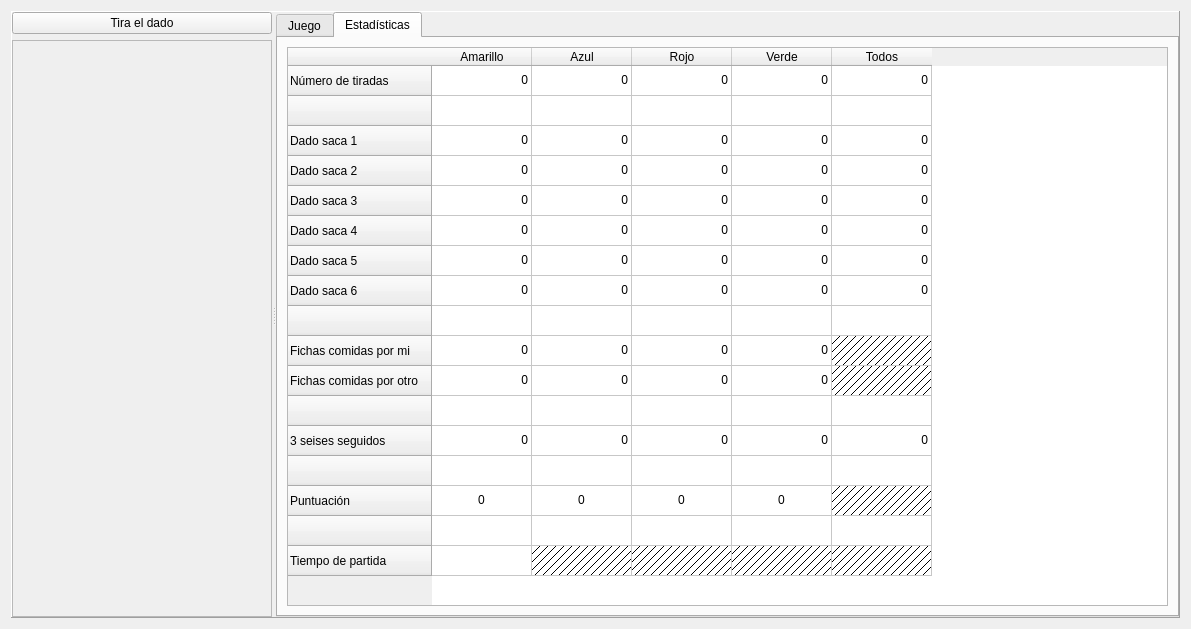
Old version of the form ui/wdgGame.ui in the repository turulomio/glparchis.
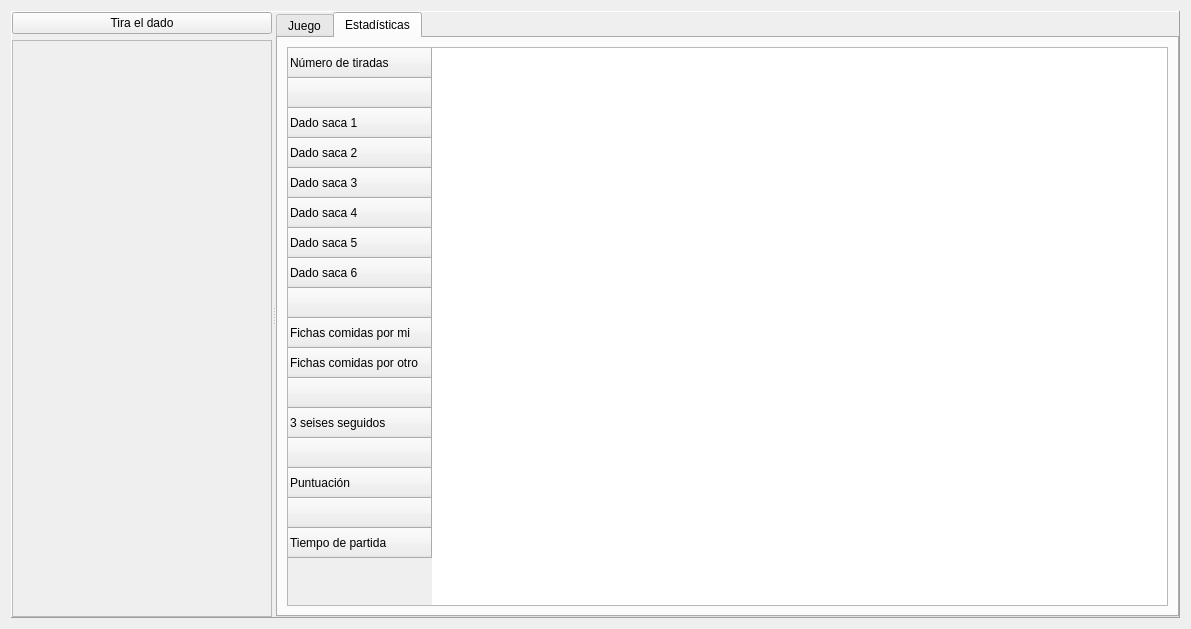
New version of the form. The open tabs and pages were chosen to show the change. Icons and pictures are not drawn. Custom widgets are drawn as their Qt base class.

Patch:
```diff
--- a/ui/wdgGame.ui
+++ b/ui/wdgGame.ui
@@ -235,609 +235,6 @@
                  <string>Tiempo de partida</string>
                 </property>
                </row>
-               <column>
-                <property name="text">
-                 <string>Amarillo</string>
-                </property>
-                <property name="textAlignment">
-                 <set>AlignHCenter|AlignVCenter|AlignCenter</set>
-                </property>
-                <property name="icon">
-                 <iconset resource="../images/glparchis.qrc">
-                  <normaloff>:/glparchis/fichaamarilla.png</normaloff>:/glparchis/fichaamarilla.png</iconset>
-                </property>
-               </column>
-               <column>
-                <property name="text">
-                 <string>Azul</string>
-                </property>
-                <property name="textAlignment">
-                 <set>AlignHCenter|AlignVCenter|AlignCenter</set>
-                </property>
-                <property name="icon">
-                 <iconset resource="../images/glparchis.qrc">
-                  <normaloff>:/glparchis/fichaazul.png</normaloff>:/glparchis/fichaazul.png</iconset>
-                </property>
-               </column>
-               <column>
-                <property name="text">
-                 <string>Rojo</string>
-                </property>
-                <property name="textAlignment">
-                 <set>AlignHCenter|AlignVCenter|AlignCenter</set>
-                </property>
-                <property name="icon">
-                 <iconset resource="../images/glparchis.qrc">
-                  <normaloff>:/glparchis/ficharoja.png</normaloff>:/glparchis/ficharoja.png</iconset>
-                </property>
-               </column>
-               <column>
-                <property name="text">
-                 <string>Verde</string>
-                </property>
-                <property name="textAlignment">
-                 <set>AlignHCenter|AlignVCenter|AlignCenter</set>
-                </property>
-                <property name="icon">
-                 <iconset resource="../images/glparchis.qrc">
-                  <normaloff>:/glparchis/fichaverde.png</normaloff>:/glparchis/fichaverde.png</iconset>
-                </property>
-               </column>
-               <column>
-                <property name="text">
-                 <string>Todos</string>
-                </property>
-                <property name="textAlignment">
-                 <set>AlignHCenter|AlignVCenter|AlignCenter</set>
-                </property>
-                <property name="icon">
-                 <iconset resource="../images/glparchis.qrc">
-                  <normaloff>:/glparchis/star.png</normaloff>:/glparchis/star.png</iconset>
-                </property>
-               </column>
-               <item row="0" column="0">
-                <property name="text">
-                 <string>0</string>
-                </property>
-                <property name="textAlignment">
-                 <set>AlignRight|AlignVCenter</set>
-                </property>
-                <property name="background">
-                 <brush brushstyle="NoBrush">
-                  <color alpha="255">
-                   <red>0</red>
-                   <green>0</green>
-                   <blue>0</blue>
-                  </color>
-                 </brush>
-                </property>
-               </item>
-               <item row="0" column="1">
-                <property name="text">
-                 <string>0</string>
-                </property>
-                <property name="textAlignment">
-                 <set>AlignRight|AlignVCenter</set>
-                </property>
-               </item>
-               <item row="0" column="2">
-                <property name="text">
-                 <string>0</string>
-                </property>
-                <property name="textAlignment">
-                 <set>AlignRight|AlignVCenter</set>
-                </property>
-               </item>
-               <item row="0" column="3">
-                <property name="text">
-                 <string>0</string>
-                </property>
-                <property name="textAlignment">
-                 <set>AlignRight|AlignVCenter</set>
-                </property>
-               </item>
-               <item row="0" column="4">
-                <property name="text">
-                 <string>0</string>
-                </property>
-                <property name="textAlignment">
-                 <set>AlignRight|AlignVCenter</set>
-                </property>
-               </item>
-               <item row="2" column="0">
-                <property name="text">
-                 <string>0</string>
-                </property>
-                <property name="textAlignment">
-                 <set>AlignRight|AlignVCenter</set>
-                </property>
-               </item>
-               <item row="2" column="1">
-                <property name="text">
-                 <string>0</string>
-                </property>
-                <property name="textAlignment">
-                 <set>AlignRight|AlignVCenter</set>
-                </property>
-               </item>
-               <item row="2" column="2">
-                <property name="text">
-                 <string>0</string>
-                </property>
-                <property name="textAlignment">
-                 <set>AlignRight|AlignVCenter</set>
-                </property>
-               </item>
-               <item row="2" column="3">
-                <property name="text">
-                 <string>0</string>
-                </property>
-                <property name="textAlignment">
-                 <set>AlignRight|AlignVCenter</set>
-                </property>
-               </item>
-               <item row="2" column="4">
-                <property name="text">
-                 <string>0</string>
-                </property>
-                <property name="textAlignment">
-                 <set>AlignRight|AlignVCenter</set>
-                </property>
-               </item>
-               <item row="3" column="0">
-                <property name="text">
-                 <string>0</string>
-                </property>
-                <property name="textAlignment">
-                 <set>AlignRight|AlignVCenter</set>
-                </property>
-               </item>
-               <item row="3" column="1">
-                <property name="text">
-                 <string>0</string>
-                </property>
-                <property name="textAlignment">
-                 <set>AlignRight|AlignVCenter</set>
-                </property>
-               </item>
-               <item row="3" column="2">
-                <property name="text">
-                 <string>0</string>
-                </property>
-                <property name="textAlignment">
-                 <set>AlignRight|AlignVCenter</set>
-                </property>
-               </item>
-               <item row="3" column="3">
-                <property name="text">
-                 <string>0</string>
-                </property>
-                <property name="textAlignment">
-                 <set>AlignRight|AlignVCenter</set>
-                </property>
-               </item>
-               <item row="3" column="4">
-                <property name="text">
-                 <string>0</string>
-                </property>
-                <property name="textAlignment">
-                 <set>AlignRight|AlignVCenter</set>
-                </property>
-               </item>
-               <item row="4" column="0">
-                <property name="text">
-                 <string>0</string>
-                </property>
-                <property name="textAlignment">
-                 <set>AlignRight|AlignVCenter</set>
-                </property>
-               </item>
-               <item row="4" column="1">
-                <property name="text">
-                 <string>0</string>
-                </property>
-                <property name="textAlignment">
-                 <set>AlignRight|AlignVCenter</set>
-                </property>
-               </item>
-               <item row="4" column="2">
-                <property name="text">
-                 <string>0</string>
-                </property>
-                <property name="textAlignment">
-                 <set>AlignRight|AlignVCenter</set>
-                </property>
-               </item>
-               <item row="4" column="3">
-                <property name="text">
-                 <string>0</string>
-                </property>
-                <property name="textAlignment">
-                 <set>AlignRight|AlignVCenter</set>
-                </property>
-               </item>
-               <item row="4" column="4">
-                <property name="text">
-                 <string>0</string>
-                </property>
-                <property name="textAlignment">
-                 <set>AlignRight|AlignVCenter</set>
-                </property>
-               </item>
-               <item row="5" column="0">
-                <property name="text">
-                 <string>0</string>
-                </property>
-                <property name="textAlignment">
-                 <set>AlignRight|AlignVCenter</set>
-                </property>
-               </item>
-               <item row="5" column="1">
-                <property name="text">
-                 <string>0</string>
-                </property>
-                <property name="textAlignment">
-                 <set>AlignRight|AlignVCenter</set>
-                </property>
-               </item>
-               <item row="5" column="2">
-                <property name="text">
-                 <string>0</string>
-                </property>
-                <property name="textAlignment">
-                 <set>AlignRight|AlignVCenter</set>
-                </property>
-               </item>
-               <item row="5" column="3">
-                <property name="text">
-                 <string>0</string>
-                </property>
-                <property name="textAlignment">
-                 <set>AlignRight|AlignVCenter</set>
-                </property>
-               </item>
-               <item row="5" column="4">
-                <property name="text">
-                 <string>0</string>
-                </property>
-                <property name="textAlignment">
-                 <set>AlignRight|AlignVCenter</set>
-                </property>
-               </item>
-               <item row="6" column="0">
-                <property name="text">
-                 <string>0</string>
-                </property>
-                <property name="textAlignment">
-                 <set>AlignRight|AlignVCenter</set>
-                </property>
-               </item>
-               <item row="6" column="1">
-                <property name="text">
-                 <string>0</string>
-                </property>
-                <property name="textAlignment">
-                 <set>AlignRight|AlignVCenter</set>
-                </property>
-               </item>
-               <item row="6" column="2">
-                <property name="text">
-                 <string>0</string>
-                </property>
-                <property name="textAlignment">
-                 <set>AlignRight|AlignVCenter</set>
-                </property>
-               </item>
-               <item row="6" column="3">
-                <property name="text">
-                 <string>0</string>
-                </property>
-                <property name="textAlignment">
-                 <set>AlignRight|AlignVCenter</set>
-                </property>
-               </item>
-               <item row="6" column="4">
-                <property name="text">
-                 <string>0</string>
-                </property>
-                <property name="textAlignment">
-                 <set>AlignRight|AlignVCenter</set>
-                </property>
-               </item>
-               <item row="7" column="0">
-                <property name="text">
-                 <string>0</string>
-                </property>
-                <property name="textAlignment">
-                 <set>AlignRight|AlignVCenter</set>
-                </property>
-               </item>
-               <item row="7" column="1">
-                <property name="text">
-                 <string>0</string>
-                </property>
-                <property name="textAlignment">
-                 <set>AlignRight|AlignVCenter</set>
-                </property>
-               </item>
-               <item row="7" column="2">
-                <property name="text">
-                 <string>0</string>
-                </property>
-                <property name="textAlignment">
-                 <set>AlignRight|AlignVCenter</set>
-                </property>
-               </item>
-               <item row="7" column="3">
-                <property name="text">
-                 <string>0</string>
-                </property>
-                <property name="textAlignment">
-                 <set>AlignRight|AlignVCenter</set>
-                </property>
-               </item>
-               <item row="7" column="4">
-                <property name="text">
-                 <string>0</string>
-                </property>
-                <property name="textAlignment">
-                 <set>AlignRight|AlignVCenter</set>
-                </property>
-               </item>
-               <item row="9" column="0">
-                <property name="text">
-                 <string>0</string>
-                </property>
-                <property name="textAlignment">
-                 <set>AlignRight|AlignVCenter</set>
-                </property>
-               </item>
-               <item row="9" column="1">
-                <property name="text">
-                 <string>0</string>
-                </property>
-                <property name="textAlignment">
-                 <set>AlignRight|AlignVCenter</set>
-                </property>
-               </item>
-               <item row="9" column="2">
-                <property name="text">
-                 <string>0</string>
-                </property>
-                <property name="textAlignment">
-                 <set>AlignRight|AlignVCenter</set>
-                </property>
-               </item>
-               <item row="9" column="3">
-                <property name="text">
-                 <string>0</string>
-                </property>
-                <property name="textAlignment">
-                 <set>AlignRight|AlignVCenter</set>
-                </property>
-               </item>
-               <item row="9" column="4">
-                <property name="text">
-                 <string/>
-                </property>
-                <property name="textAlignment">
-                 <set>AlignRight|AlignVCenter</set>
-                </property>
-                <property name="background">
-                 <brush brushstyle="BDiagPattern">
-                  <color alpha="255">
-                   <red>0</red>
-                   <green>0</green>
-                   <blue>0</blue>
-                  </color>
-                 </brush>
-                </property>
-               </item>
-               <item row="10" column="0">
-                <property name="text">
-                 <string>0</string>
-                </property>
-                <property name="textAlignment">
-                 <set>AlignRight|AlignVCenter</set>
-                </property>
-               </item>
-               <item row="10" column="1">
-                <property name="text">
-                 <string>0</string>
-                </property>
-                <property name="textAlignment">
-                 <set>AlignRight|AlignVCenter</set>
-                </property>
-               </item>
-               <item row="10" column="2">
-                <property name="text">
-                 <string>0</string>
-                </property>
-                <property name="textAlignment">
-                 <set>AlignRight|AlignVCenter</set>
-                </property>
-               </item>
-               <item row="10" column="3">
-                <property name="text">
-                 <string>0</string>
-                </property>
-                <property name="textAlignment">
-                 <set>AlignRight|AlignVCenter</set>
-                </property>
-               </item>
-               <item row="10" column="4">
-                <property name="text">
-                 <string/>
-                </property>
-                <property name="textAlignment">
-                 <set>AlignRight|AlignVCenter</set>
-                </property>
-                <property name="background">
-                 <brush brushstyle="BDiagPattern">
-                  <color alpha="255">
-                   <red>0</red>
-                   <green>0</green>
-                   <blue>0</blue>
-                  </color>
-                 </brush>
-                </property>
-               </item>
-               <item row="12" column="0">
-                <property name="text">
-                 <string>0</string>
-                </property>
-                <property name="textAlignment">
-                 <set>AlignRight|AlignVCenter</set>
-                </property>
-               </item>
-               <item row="12" column="1">
-                <property name="text">
-                 <string>0</string>
-                </property>
-                <property name="textAlignment">
-                 <set>AlignRight|AlignVCenter</set>
-                </property>
-               </item>
-               <item row="12" column="2">
-                <property name="text">
-                 <string>0</string>
-                </property>
-                <property name="textAlignment">
-                 <set>AlignRight|AlignVCenter</set>
-                </property>
-               </item>
-               <item row="12" column="3">
-                <property name="text">
-                 <string>0</string>
-                </property>
-                <property name="textAlignment">
-                 <set>AlignRight|AlignVCenter</set>
-                </property>
-               </item>
-               <item row="12" column="4">
-                <property name="text">
-                 <string>0</string>
-                </property>
-                <property name="textAlignment">
-                 <set>AlignRight|AlignVCenter</set>
-                </property>
-               </item>
-               <item row="14" column="0">
-                <property name="text">
-                 <string>0</string>
-                </property>
-                <property name="textAlignment">
-                 <set>AlignHCenter|AlignVCenter|AlignCenter</set>
-                </property>
-               </item>
-               <item row="14" column="1">
-                <property name="text">
-                 <string>0</string>
-                </property>
-                <property name="textAlignment">
-                 <set>AlignHCenter|AlignVCenter|AlignCenter</set>
-                </property>
-               </item>
-               <item row="14" column="2">
-                <property name="text">
-                 <string>0</string>
-                </property>
-                <property name="textAlignment">
-                 <set>AlignHCenter|AlignVCenter|AlignCenter</set>
-                </property>
-               </item>
-               <item row="14" column="3">
-                <property name="text">
-                 <string>0</string>
-                </property>
-                <property name="textAlignment">
-                 <set>AlignHCenter|AlignVCenter|AlignCenter</set>
-                </property>
-               </item>
-               <item row="14" column="4">
-                <property name="text">
-                 <string/>
-                </property>
-                <property name="background">
-                 <brush brushstyle="BDiagPattern">
-                  <color alpha="255">
-                   <red>0</red>
-                   <green>0</green>
-                   <blue>0</blue>
-                  </color>
-                 </brush>
-                </property>
-               </item>
-               <item row="16" column="0">
-                <property name="text">
-                 <string/>
-                </property>
-                <property name="font">
-                 <font>
-                  <weight>75</weight>
-                  <bold>true</bold>
-                 </font>
-                </property>
-                <property name="textAlignment">
-                 <set>AlignHCenter|AlignVCenter|AlignCenter</set>
-                </property>
-               </item>
-               <item row="16" column="1">
-                <property name="text">
-                 <string/>
-                </property>
-                <property name="background">
-                 <brush brushstyle="BDiagPattern">
-                  <color alpha="255">
-                   <red>0</red>
-                   <green>0</green>
-                   <blue>0</blue>
-                  </color>
-                 </brush>
-                </property>
-               </item>
-               <item row="16" column="2">
-                <property name="text">
-                 <string/>
-                </property>
-                <property name="background">
-                 <brush brushstyle="BDiagPattern">
-                  <color alpha="255">
-                   <red>0</red>
-                   <green>0</green>
-                   <blue>0</blue>
-                  </color>
-                 </brush>
-                </property>
-               </item>
-               <item row="16" column="3">
-                <property name="text">
-                 <string/>
-                </property>
-                <property name="background">
-                 <brush brushstyle="BDiagPattern">
-                  <color alpha="255">
-                   <red>0</red>
-                   <green>0</green>
-                   <blue>0</blue>
-                  </color>
-                 </brush>
-                </property>
-               </item>
-               <item row="16" column="4">
-                <property name="text">
-                 <string/>
-                </property>
-                <property name="background">
-                 <brush brushstyle="BDiagPattern">
-                  <color alpha="255">
-                   <red>0</red>
-                   <green>0</green>
-                   <blue>0</blue>
-                  </color>
-                 </brush>
-                </property>
-               </item>
               </widget>
              </item>
             </layout>
```
Left out of the diff: 4 changed lines with no effect on the pictures.
